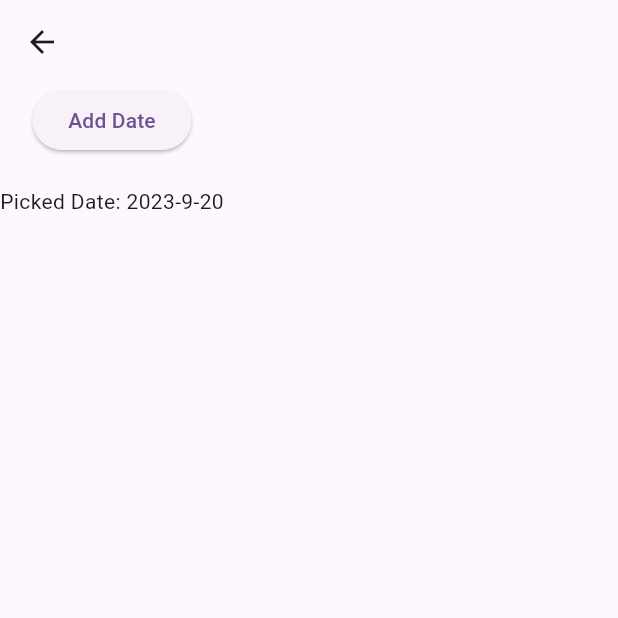
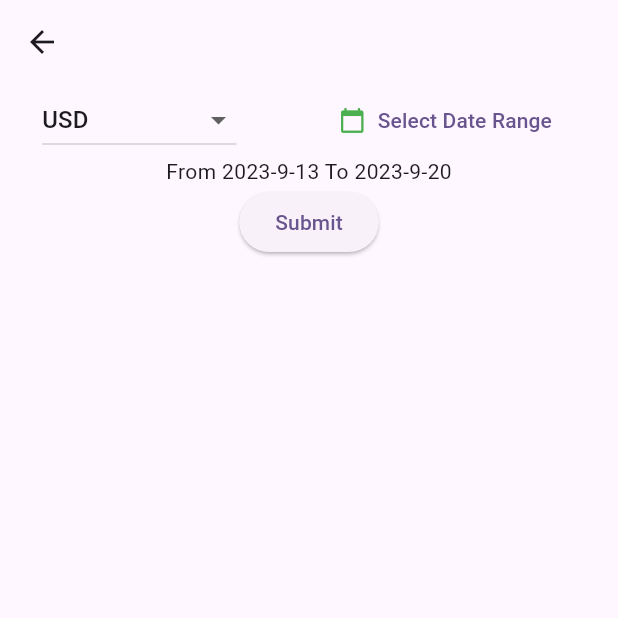
Before and after one commit to Bojan227/currencies_graph, a Flutter app: the GraphScreen screen opened directly with empty values, on a phone screen of 412 x 824 dp, the top half of it. Run offline on Flutter 3.47's test engine with Material 2 defaults, Android fonts, the phone set to English and light mode, and no system bars; our stand-ins replace bloc, dio, flutter_bloc, freezed_annotation, get_it, retrofit; generated files the repository leaves out were written again; network calls fail.

Commit message:
add: Graph form cubit

```diff
--- /dev/null
+++ b/lib/core/utils/convert_date.dart
@@ -0,0 +1 @@
+String convertDate(DateTime date) => "${date.year}-${date.month}-${date.day}";
--- /dev/null
+++ b/lib/presentation/blocs/timeseries/cubit/graph_form_cubit.dart
@@ -0,0 +1,27 @@
+import 'package:bloc/bloc.dart';
+import 'package:currencies_graph/core/utils/convert_date.dart';
+import 'package:freezed_annotation/freezed_annotation.dart';
+
+part 'graph_form_state.dart';
+part 'graph_form_cubit.freezed.dart';
+
+class GraphFormCubit extends Cubit<GraphFormState> {
+  GraphFormCubit()
+      : super(
+          GraphFormState.graphArguments(
+            {
+              "startDate": convertDate(
+                DateTime.now().subtract(
+                  const Duration(days: 7),
+                ),
+              ),
+              "endDate": convertDate(DateTime.now()),
+              "base": "USD"
+            },
+          ),
+        );
+
+  void updateForm(Map<String, dynamic> formData) {
+    emit(GraphFormState.graphArguments({...state.parameters, ...formData}));
+  }
+}
--- /dev/null
+++ b/lib/presentation/blocs/timeseries/cubit/graph_form_state.dart
@@ -0,0 +1,7 @@
+part of 'graph_form_cubit.dart';
+
+@freezed
+class GraphFormState with _$GraphFormState {
+  const factory GraphFormState.graphArguments(Map<String, dynamic> parameters) =
+      _GraphForm;
+}
--- a/lib/presentation/blocs/timeseries/cubit/start_date_cubit.dart
+++ /dev/null
@@ -1,14 +0,0 @@
-import 'package:bloc/bloc.dart';
-import 'package:freezed_annotation/freezed_annotation.dart';
-
-part 'start_date_state.dart';
-part 'start_date_cubit.freezed.dart';
-
-class StartDateCubit extends Cubit<StartDateState> {
-  StartDateCubit()
-      : super(StartDateState.selectedDate(selectedDate: DateTime.now()));
-
-  void selectDate(DateTime date) {
-    emit(StartDateState.selectedDate(selectedDate: date));
-  }
-}
--- a/lib/presentation/blocs/timeseries/cubit/start_date_state.dart
+++ /dev/null
@@ -1,7 +0,0 @@
-part of 'start_date_cubit.dart';
-
-@freezed
-class StartDateState with _$StartDateState {
-  const factory StartDateState.selectedDate({required DateTime selectedDate}) =
-      _SelectedDate;
-}
--- a/lib/presentation/ui/graph/graph_screen.dart
+++ b/lib/presentation/ui/graph/graph_screen.dart
@@ -1,4 +1,4 @@
-import 'package:currencies_graph/presentation/blocs/timeseries/cubit/start_date_cubit.dart';
+import 'package:currencies_graph/presentation/blocs/timeseries/cubit/graph_form_cubit.dart';
 import 'package:currencies_graph/presentation/ui/graph/widgets/date_picker.dart';
 import 'package:flutter/material.dart';
 import 'package:flutter_bloc/flutter_bloc.dart';
@@ -7,13 +7,15 @@ class GraphScreen extends StatelessWidget {
   final String currencyCode;
   final String currencyName;
 
-  const GraphScreen(
-      {super.key, required this.currencyCode, required this.currencyName});
+  const GraphScreen({
+    super.key,
+    required this.currencyCode,
+    required this.currencyName,
+  });
 
   @override
   Widget build(BuildContext context) {
-    final DateTime selectedDate =
-        context.watch<StartDateCubit>().state.selectedDate;
+    final graphForm = context.watch<GraphFormCubit>().state.parameters;
 
     return Scaffold(
       appBar: AppBar(
@@ -21,9 +23,36 @@ class GraphScreen extends StatelessWidget {
       ),
       body: Column(
         children: [
-          DatePicker(
-            selectedDate: selectedDate,
+          Row(
+            mainAxisAlignment: MainAxisAlignment.spaceAround,
+            children: [
+              DropdownButton(
+                value: graphForm['base'],
+                hint: const Text('Base Currency'),
+                items: const [
+                  DropdownMenuItem(
+                    value: 'USD',
+                    child: Text('USD'),
+                  ),
+                  DropdownMenuItem(
+                    value: 'EUR',
+                    child: Text('EUR'),
+                  )
+                ],
+                onChanged: (value) {
+                  context.read<GraphFormCubit>().updateForm({'base': value});
+                },
+              ),
+              DatePicker(
+                graphForm: graphForm,
+              ),
+            ],
           ),
+          Text('From ${graphForm['startDate']} To ${graphForm['endDate']}'),
+          ElevatedButton(
+            onPressed: () {},
+            child: const Text("Submit"),
+          )
         ],
       ),
     );
--- a/lib/presentation/ui/graph/widgets/date_picker.dart
+++ b/lib/presentation/ui/graph/widgets/date_picker.dart
@@ -1,51 +1,35 @@
-import 'package:currencies_graph/presentation/blocs/timeseries/cubit/start_date_cubit.dart';
+import 'package:currencies_graph/core/utils/convert_date.dart';
+import 'package:currencies_graph/presentation/blocs/timeseries/cubit/graph_form_cubit.dart';
 import 'package:flutter/material.dart';
 import 'package:flutter_bloc/flutter_bloc.dart';
 
 class DatePicker extends StatelessWidget {
-  const DatePicker({super.key, required this.selectedDate});
+  const DatePicker({super.key, required this.graphForm});
 
-  final DateTime selectedDate;
-
-  //Method for showing the date picker
-  void _pickDateDialog(
-      BuildContext context, void Function(DateTime date) selectDate) {
-    showDatePicker(
-            currentDate: selectedDate,
-            context: context,
-            initialDate: DateTime.now(),
-            //which date will display when user open the picker
-            firstDate: DateTime(1950),
-            //what will be the previous supported year in picker
-            lastDate: DateTime
-                .now()) //what will be the up to supported date in picker
-        .then((pickedDate) {
-      //then usually do the future job
-      if (pickedDate == null) {
-        //if user tap cancel then this function will stop
-        return;
-      }
-      selectDate(pickedDate);
-    });
-  }
+  final Map<String, dynamic> graphForm;
 
   @override
   Widget build(BuildContext context) {
-    final selectDate = context.read<StartDateCubit>().selectDate;
+    return TextButton.icon(
+      onPressed: () async {
+        final picked = await showDateRangePicker(
+          context: context,
+          lastDate: DateTime.now(),
+          firstDate: DateTime(2019),
+        );
+        if (picked != null && context.mounted) {
+          DateTime start = picked.start;
+          DateTime end = picked.end;
 
-    return Column(
-      children: [
-        ElevatedButton(
-          onPressed: () {
-            _pickDateDialog(context, selectDate);
-          },
-          child: const Text('Add Date'),
-        ),
-        const SizedBox(height: 20),
-        Text(
-          'Picked Date: ${selectedDate.year}-${selectedDate.month}-${selectedDate.day}',
-        ),
-      ],
+          context.read<GraphFormCubit>().updateForm(
+              {"startDate": convertDate(start), "endDate": convertDate(end)});
+        }
+      },
+      icon: const Icon(
+        Icons.calendar_today,
+        color: Colors.green,
+      ),
+      label: const Text('Select Date Range'),
     );
   }
 }
```
Also changed, not shown: lib/presentation/ui/home/home_screen.dart (+8 -5 lines), lib/presentation/blocs/timeseries/cubit/graph_form_cubit.freezed.dart (added), lib/presentation/blocs/timeseries/cubit/start_date_cubit.freezed.dart (deleted).
